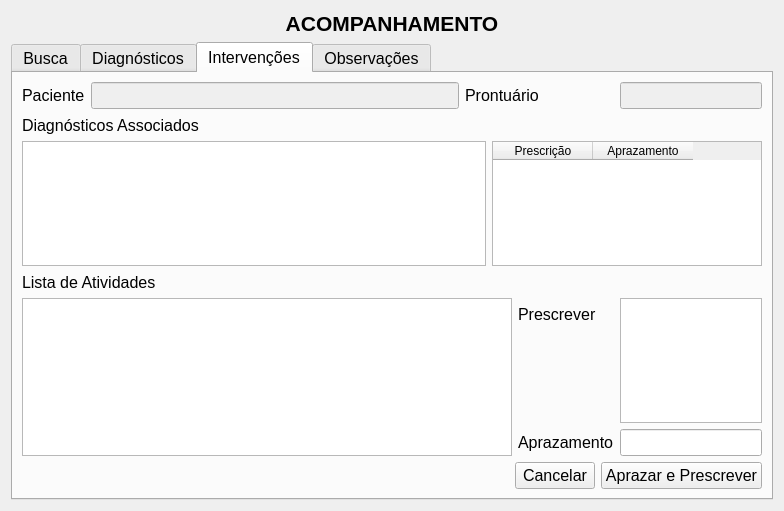
This is GUI/escorting.ui in LCapanelli/RP3 as Qt 5 draws it before an edit. The edited form follows.
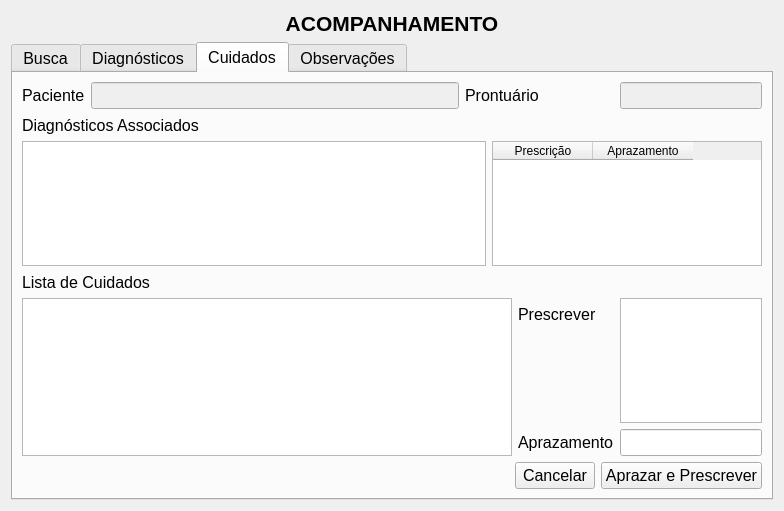
This is the edited form. The open tabs and pages were chosen to show the change.

Diff of the .ui file:
```diff
--- a/GUI/escorting.ui
+++ b/GUI/escorting.ui
@@ -390,7 +390,7 @@
      </widget>
      <widget class="QWidget" name="tab_cuidados_3">
       <attribute name="title">
-       <string>Intervenções</string>
+       <string>Cuidados</string>
       </attribute>
       <layout class="QGridLayout" name="gridLayout_5">
        <item row="0" column="0">
@@ -487,7 +487,7 @@
          <item>
           <widget class="QLabel" name="label_ativiCuid_2">
            <property name="text">
-            <string>Lista de Atividades</string>
+            <string>Lista de Cuidados</string>
            </property>
            <property name="buddy">
             <cstring>textEdit_atividEscolhidasCuid</cstring>
```
Left out of the diff: 4 changed lines with no effect on the pictures.
